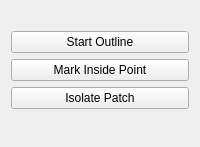
First picture: the form in Resources/UI/page_pinna_draw.ui, repository thomasjames3/SlicerScutumGraftLocator, before the edit.
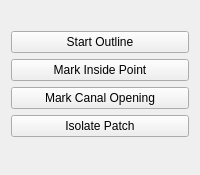
Second picture: the form after the edit.

What changed in the file:
```diff
--- a/Resources/UI/page_pinna_draw.ui
+++ b/Resources/UI/page_pinna_draw.ui
@@ -27,6 +27,13 @@
      </property>
     </widget>
    </item>
+   <item>
+    <widget class="QPushButton" name="markCanalOpeningButton">
+     <property name="text">
+      <string>Mark Canal Opening</string>
+     </property>
+    </widget>
+   </item>
    <item>
     <widget class="QPushButton" name="isolateButton">
      <property name="text">
```
